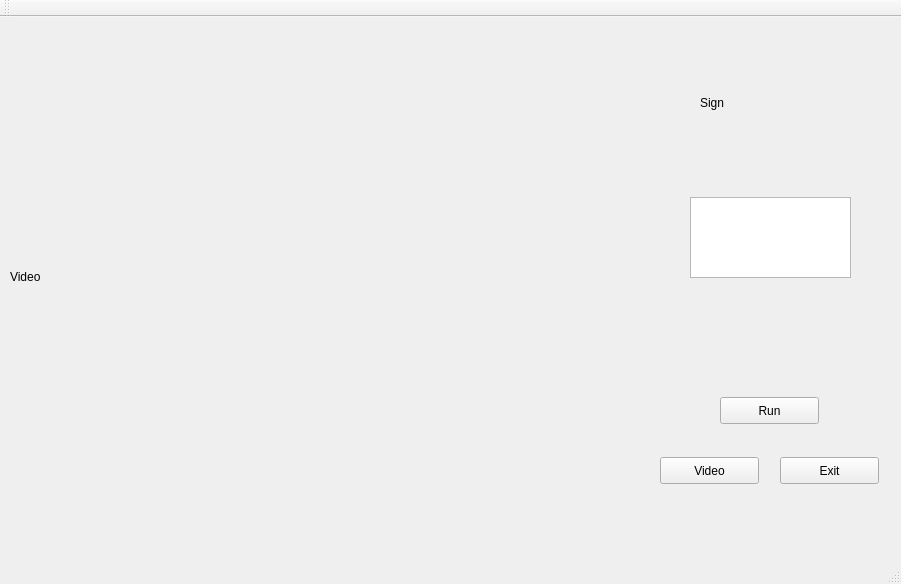
ketian/tracker, file app/View/traffic_signmainwindow.ui: the form before one commit.
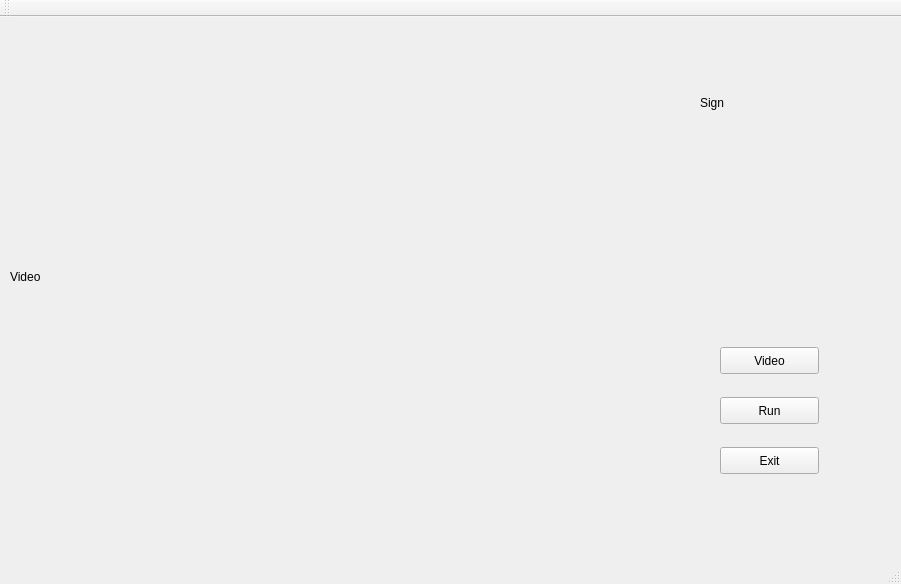
The form after the commit.

```diff
--- a/app/View/traffic_signmainwindow.ui
+++ b/app/View/traffic_signmainwindow.ui
@@ -43,8 +43,8 @@
    <widget class="QPushButton" name="VideoButton">
     <property name="geometry">
      <rect>
-      <x>660</x>
-      <y>440</y>
+      <x>720</x>
+      <y>330</y>
       <width>99</width>
       <height>27</height>
      </rect>
@@ -56,8 +56,8 @@
    <widget class="QPushButton" name="ExitButton">
     <property name="geometry">
      <rect>
-      <x>780</x>
-      <y>440</y>
+      <x>720</x>
+      <y>430</y>
       <width>99</width>
       <height>27</height>
      </rect>
@@ -66,16 +66,6 @@
      <string>Exit</string>
     </property>
    </widget>
-   <widget class="QTextBrowser" name="textBrowser">
-    <property name="geometry">
-     <rect>
-      <x>690</x>
-      <y>180</y>
-      <width>161</width>
-      <height>81</height>
-     </rect>
-    </property>
-   </widget>
    <widget class="QPushButton" name="RunButton">
     <property name="geometry">
      <rect>
```
